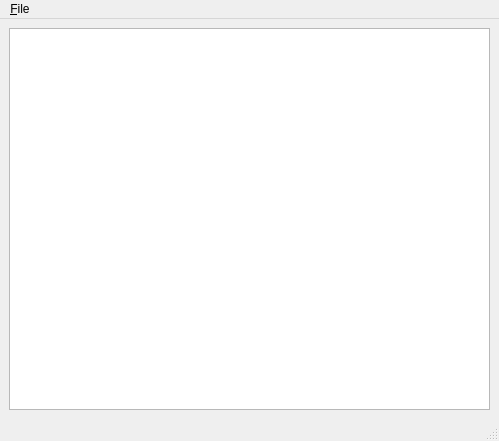
This is qmmpaper.ui in alexisrobert/qmmpaper as Qt 5 draws it before an edit. The edited form follows.
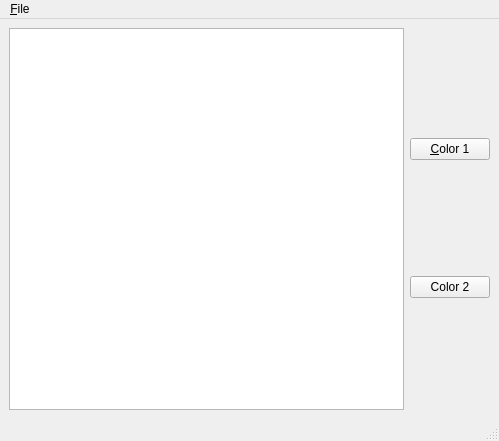
This is the edited form.

Commit message:
[hg-to-svn @ 1863c507bfb14be89d174ab58aaf2f461769ebc9] Add color dialogs
Original author: Alexis ROBERT <alexis@fnux.org>

extra : convert_revision : svn%3A39c084ec-cf30-0410-831f-6db5eb452e64/trunk%406

The edit to the form file:
```diff
--- a/qmmpaper.ui
+++ b/qmmpaper.ui
@@ -13,10 +13,28 @@
    <string>QMmPaper</string>
   </property>
   <widget class="QWidget" name="centralwidget" >
-   <layout class="QVBoxLayout" >
+   <layout class="QHBoxLayout" >
     <item>
      <widget class="QGraphicsView" name="graphicsView" />
     </item>
+    <item>
+     <layout class="QVBoxLayout" >
+      <item>
+       <widget class="QPushButton" name="color1button" >
+        <property name="text" >
+         <string>&amp;Color 1</string>
+        </property>
+       </widget>
+      </item>
+      <item>
+       <widget class="QPushButton" name="color2button" >
+        <property name="text" >
+         <string>Color 2</string>
+        </property>
+       </widget>
+      </item>
+     </layout>
+    </item>
    </layout>
   </widget>
   <widget class="QMenuBar" name="menubar" >
```
The commit also changes 2 other files.
